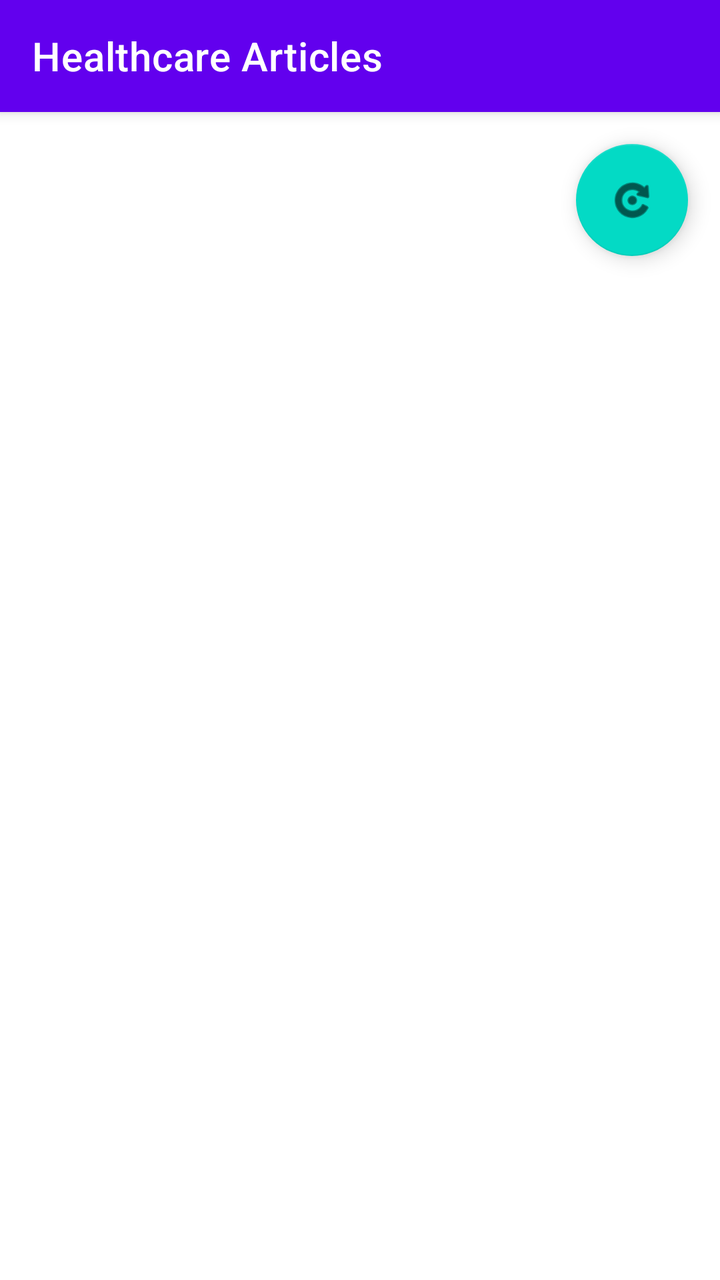
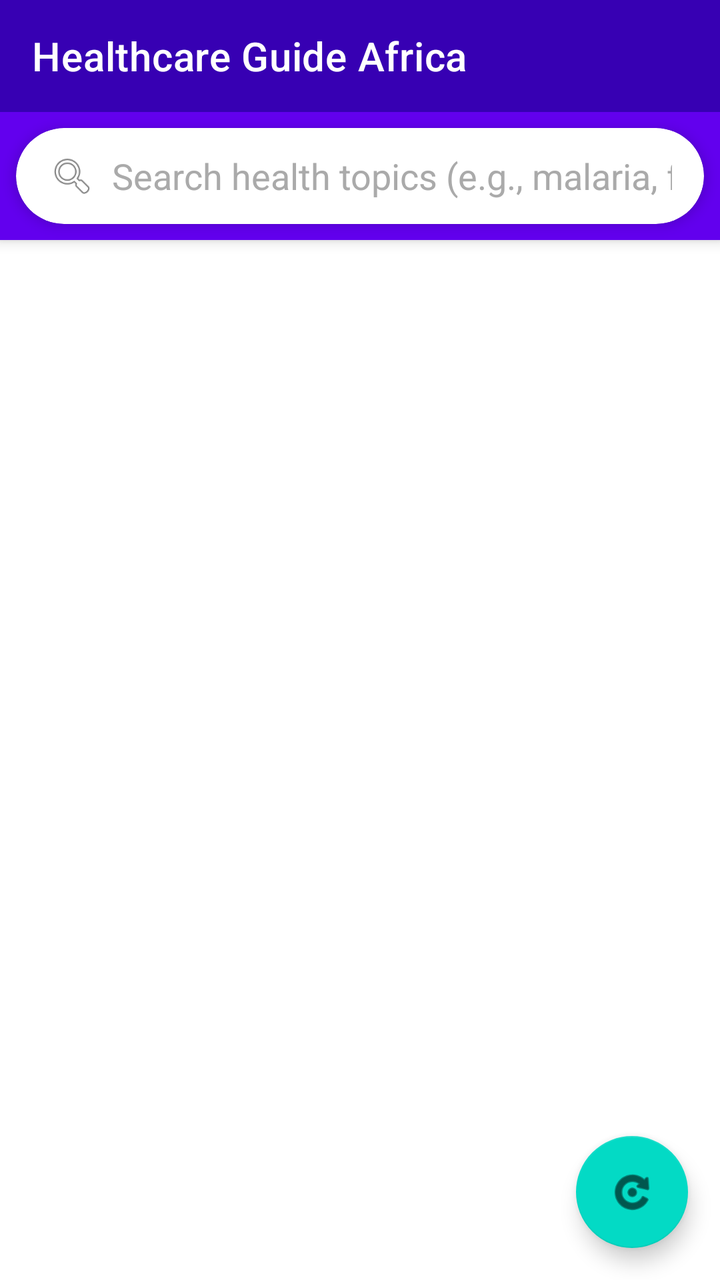

The first picture is an Android layout as it rendered before a commit; the second is the same layout after the commit. The layout source and the unified diff follow.
<!-- AndroidManifest.xml: application theme Theme.HelloApp -->
<!-- res/layout/activity_main.xml -->
<?xml version="1.0" encoding="utf-8"?>
<androidx.coordinatorlayout.widget.CoordinatorLayout xmlns:android="http://schemas.android.com/apk/res/android"
    xmlns:app="http://schemas.android.com/apk/res-auto"
    xmlns:tools="http://schemas.android.com/tools"
    android:layout_width="match_parent"
    android:layout_height="match_parent"
    tools:context=".MainActivity">

    <com.google.android.material.appbar.AppBarLayout
        android:layout_width="match_parent"
        android:layout_height="wrap_content">

        <com.google.android.material.appbar.MaterialToolbar
            android:id="@+id/toolbar"
            android:layout_width="match_parent"
            android:layout_height="?attr/actionBarSize"
            app:title="Healthcare Articles"
            app:titleTextColor="?attr/colorOnPrimary" />

    </com.google.android.material.appbar.AppBarLayout>

    <LinearLayout
        android:layout_width="match_parent"
        android:layout_height="match_parent"
        android:orientation="vertical"
        app:layout_behavior="@string/appbar_scrolling_view_behavior">

        <com.google.android.material.floatingactionbutton.FloatingActionButton
            android:id="@+id/fabRefresh"
            android:layout_width="wrap_content"
            android:layout_height="wrap_content"
            android:layout_gravity="end|bottom"
            android:layout_margin="16dp"
            android:contentDescription="Refresh articles"
            android:src="@android:drawable/ic_menu_rotate" />

        <androidx.recyclerview.widget.RecyclerView
            android:id="@+id/articlesRecyclerView"
            android:layout_width="match_parent"
            android:layout_height="match_parent"
            android:padding="8dp"
            tools:listitem="@layout/item_article" />

        <TextView
            android:id="@+id/emptyStateText"
            android:layout_width="match_parent"
            android:layout_height="match_parent"
            android:gravity="center"
            android:text="No articles available.\nTap the refresh button to load articles."
            android:textSize="16sp"
            android:visibility="gone" />

    </LinearLayout>

</androidx.coordinatorlayout.widget.CoordinatorLayout>
<!-- res/layout/item_article.xml (included above) -->
<?xml version="1.0" encoding="utf-8"?>
<com.google.android.material.card.MaterialCardView xmlns:android="http://schemas.android.com/apk/res/android"
    xmlns:app="http://schemas.android.com/apk/res-auto"
    android:layout_width="match_parent"
    android:layout_height="wrap_content"
    android:layout_margin="8dp"
    app:cardCornerRadius="8dp"
    app:cardElevation="4dp">

    <LinearLayout
        android:layout_width="match_parent"
        android:layout_height="wrap_content"
        android:orientation="vertical"
        android:padding="16dp">

        <TextView
            android:id="@+id/articleTitle"
            android:layout_width="match_parent"
            android:layout_height="wrap_content"
            android:textSize="18sp"
            android:textStyle="bold"
            android:textColor="?attr/colorOnSurface"
            android:maxLines="2"
            android:ellipsize="end" />

        <TextView
            android:id="@+id/articleSummary"
            android:layout_width="match_parent"
            android:layout_height="wrap_content"
            android:layout_marginTop="8dp"
            android:textSize="14sp"
            android:textColor="?attr/colorOnSurfaceVariant"
            android:maxLines="3"
            android:ellipsize="end" />

        <LinearLayout
            android:layout_width="match_parent"
            android:layout_height="wrap_content"
            android:layout_marginTop="8dp"
            android:orientation="horizontal">

            <TextView
                android:id="@+id/articleCategory"
                android:layout_width="wrap_content"
                android:layout_height="wrap_content"
                android:textSize="12sp"
                android:textColor="?attr/colorPrimary"
                android:background="?attr/selectableItemBackground"
                android:padding="4dp" />

            <TextView
                android:id="@+id/articleSource"
                android:layout_width="0dp"
                android:layout_height="wrap_content"
                android:layout_weight="1"
                android:textSize="12sp"
                android:textColor="?attr/colorOnSurfaceVariant"
                android:gravity="end"
                android:layout_marginStart="8dp" />

        </LinearLayout>

    </LinearLayout>

</com.google.android.material.card.MaterialCardView>
<!-- resources referenced by this layout -->
<resources>
  <style name="Theme.HelloApp" parent="Theme.MaterialComponents.DayNight.DarkActionBar">
          <item name="colorPrimary">@color/purple_500</item>
          <item name="colorPrimaryVariant">@color/purple_700</item>
          <item name="colorOnPrimary">@color/white</item>
          <item name="colorSecondary">@color/teal_200</item>
          <item name="colorSecondaryVariant">@color/teal_700</item>
          <item name="colorOnSecondary">@color/black</item>
          <item name="android:statusBarColor">?attr/colorPrimaryVariant</item>
      </style>
  <color name="purple_500">#FF6200EE</color>
  <color name="purple_700">#FF3700B3</color>
  <color name="white">#FFFFFFFF</color>
  <color name="teal_200">#FF03DAC5</color>
  <color name="teal_700">#FF018786</color>
  <color name="black">#FF000000</color>
</resources>

<!-- the commit's change to res/layout/activity_main.xml (unified diff, before → after) -->
@@ -8,31 +8,71 @@
 
     <com.google.android.material.appbar.AppBarLayout
         android:layout_width="match_parent"
-        android:layout_height="wrap_content">
+        android:layout_height="wrap_content"
+        android:theme="@style/ThemeOverlay.MaterialComponents.Dark.ActionBar">
 
         <com.google.android.material.appbar.MaterialToolbar
             android:id="@+id/toolbar"
             android:layout_width="match_parent"
             android:layout_height="?attr/actionBarSize"
-            app:title="Healthcare Articles"
-            app:titleTextColor="?attr/colorOnPrimary" />
+            android:background="@color/purple_700"
+            app:title="Healthcare Guide Africa"
+            app:titleTextColor="@android:color/white" />
+
+        <com.google.android.material.card.MaterialCardView
+            android:layout_width="match_parent"
+            android:layout_height="wrap_content"
+            android:layout_margin="8dp"
+            app:cardCornerRadius="24dp"
+            app:cardElevation="4dp">
+
+            <LinearLayout
+                android:layout_width="match_parent"
+                android:layout_height="wrap_content"
+                android:orientation="horizontal"
+                android:gravity="center_vertical"
+                android:paddingHorizontal="16dp">
+
+                <ImageView
+                    android:layout_width="24dp"
+                    android:layout_height="24dp"
+                    android:src="@android:drawable/ic_menu_search"
+                    android:contentDescription="Search icon" />
+
+                <EditText
+                    android:id="@+id/searchEditText"
+                    android:layout_width="0dp"
+                    android:layout_height="48dp"
+                    android:layout_weight="1"
+                    android:layout_marginStart="8dp"
+                    android:background="@android:color/transparent"
+                    android:hint="Search health topics (e.g., malaria, fever)"
+                    android:textColorHint="@android:color/darker_gray"
+                    android:textColor="@android:color/black"
+                    android:inputType="text"
+                    android:imeOptions="actionSearch"
+                    android:singleLine="true" />
+
+                <ImageView
+                    android:id="@+id/clearSearchButton"
+                    android:layout_width="24dp"
+                    android:layout_height="24dp"
+                    android:src="@android:drawable/ic_menu_close_clear_cancel"
+                    android:contentDescription="Clear search"
+                    android:visibility="gone"
+                    android:clickable="true"
+                    android:focusable="true" />
+
+            </LinearLayout>
+
+        </com.google.android.material.card.MaterialCardView>
 
     </com.google.android.material.appbar.AppBarLayout>
 
-    <LinearLayout
+    <FrameLayout
         android:layout_width="match_parent"
         android:layout_height="match_parent"
-        android:orientation="vertical"
         app:layout_behavior="@string/appbar_scrolling_view_behavior">
-
-        <com.google.android.material.floatingactionbutton.FloatingActionButton
-            android:id="@+id/fabRefresh"
-            android:layout_width="wrap_content"
-            android:layout_height="wrap_content"
-            android:layout_gravity="end|bottom"
-            android:layout_margin="16dp"
-            android:contentDescription="Refresh articles"
-            android:src="@android:drawable/ic_menu_rotate" />
 
         <androidx.recyclerview.widget.RecyclerView
             android:id="@+id/articlesRecyclerView"
@@ -50,7 +90,18 @@
             android:textSize="16sp"
             android:visibility="gone" />
 
-    </LinearLayout>
+    </FrameLayout>
+
+    <com.google.android.material.floatingactionbutton.FloatingActionButton
+        android:id="@+id/fabRefresh"
+        android:layout_width="wrap_content"
+        android:layout_height="wrap_content"
+        android:layout_gravity="bottom|end"
+        android:layout_margin="16dp"
+        android:contentDescription="Refresh articles"
+        android:src="@android:drawable/ic_menu_rotate"
+        app:layout_anchor="@id/articlesRecyclerView"
+        app:layout_anchorGravity="bottom|end" />
 
 </androidx.coordinatorlayout.widget.CoordinatorLayout>
 <!-- res/layout/item_article.xml (included above) -->
@@ -75,7 +126,7 @@
             android:layout_height="wrap_content"
             android:textSize="18sp"
             android:textStyle="bold"
-            android:textColor="?attr/colorOnSurface"
+            android:textColor="@android:color/black"
             android:maxLines="2"
             android:ellipsize="end" />
 
@@ -85,7 +136,7 @@
             android:layout_height="wrap_content"
             android:layout_marginTop="8dp"
             android:textSize="14sp"
-            android:textColor="?attr/colorOnSurfaceVariant"
+            android:textColor="@android:color/darker_gray"
             android:maxLines="3"
             android:ellipsize="end" />
 
@@ -100,7 +151,7 @@
                 android:layout_width="wrap_content"
                 android:layout_height="wrap_content"
                 android:textSize="12sp"
-                android:textColor="?attr/colorPrimary"
+                android:textColor="@color/purple_500"
                 android:background="?attr/selectableItemBackground"
                 android:padding="4dp" />
 
@@ -110,7 +161,7 @@
                 android:layout_height="wrap_content"
                 android:layout_weight="1"
                 android:textSize="12sp"
-                android:textColor="?attr/colorOnSurfaceVariant"
+                android:textColor="@android:color/darker_gray"
                 android:gravity="end"
                 android:layout_marginStart="8dp" />
 
<!-- resource entries referenced after the edit -->
@@ -1,6 +1,6 @@
 <!-- resources referenced by this layout -->
 <resources>
-  <style name="Theme.HelloApp" parent="Theme.MaterialComponents.DayNight.DarkActionBar">
+  <style name="Theme.HelloApp" parent="Theme.MaterialComponents.DayNight.NoActionBar">
           <item name="colorPrimary">@color/purple_500</item>
           <item name="colorPrimaryVariant">@color/purple_700</item>
           <item name="colorOnPrimary">@color/white</item>
